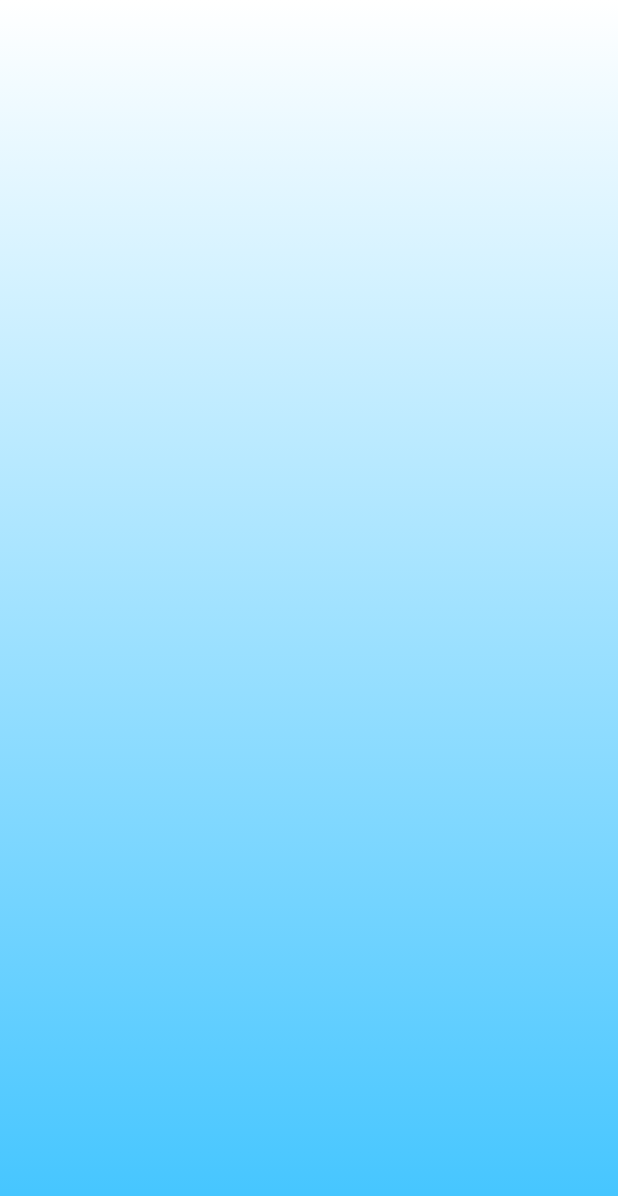
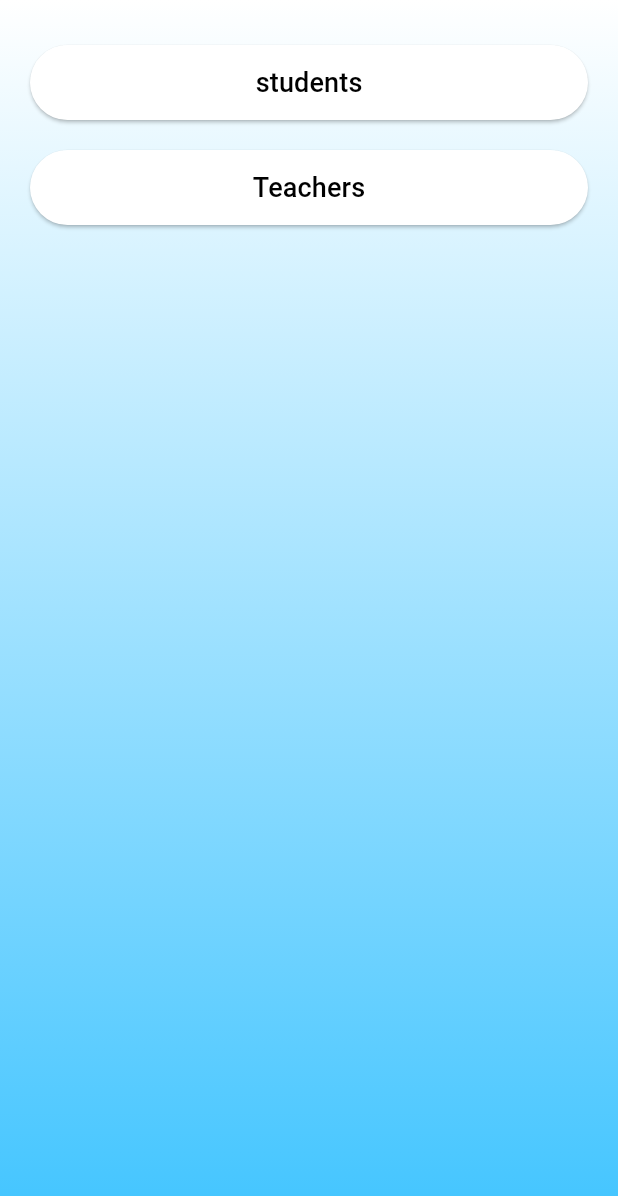
Before and after one commit to Tutorpus/Tutorpus-frontend, a Flutter app: the LoginMemSelcect screen opened directly, on a phone screen of 412 x 824 dp. Shown: the top 1196 px of the screen. Run offline on Flutter 3.47's test engine with Material 3 defaults, Android fonts, the phone set to English and light mode, and no system bars; our stand-ins replace flutter_svg.

Commit message:
login-function-keep,ui complete

```diff
--- a/lib/main.dart
+++ b/lib/main.dart
@@ -14,7 +14,7 @@ class MyApp extends StatelessWidget {
   Widget build(BuildContext context) {
     return const MaterialApp(
       debugShowCheckedModeBanner: false,
-      home: LoginMain(), // 여기만 const 유지
+      home: LoginMemSelcect(), // 여기만 const 유지
     );
   }
 }
--- a/lib/pages/login_mem_select.dart
+++ b/lib/pages/login_mem_select.dart
@@ -3,9 +3,13 @@ import 'package:flutter_svg/flutter_svg.dart';
 import 'package:tutorpus/theme/colors.dart';
 import 'package:http/http.dart' as http;
 import 'dart:convert';
+import 'package:tutorpus/utils/oval_button.dart';
 
 class LoginMemSelcect extends StatelessWidget {
   const LoginMemSelcect({super.key});
+
+  void statStu() {}
+  void statTch() {}
 
   @override
   Widget build(BuildContext context) {
@@ -23,17 +27,25 @@ class LoginMemSelcect extends StatelessWidget {
                 ],
               ),
             ),
-            child: const SingleChildScrollView(
+            child: SingleChildScrollView(
               child: Padding(
-                padding: EdgeInsets.all(20),
+                padding: const EdgeInsets.all(20),
                 child: Column(
                   mainAxisAlignment: MainAxisAlignment.center,
                   children: [
-                    SizedBox(
+                    const SizedBox(
                       width: 50,
-                    )
-              ,
-
+                    ),
+                    OvalButton(
+                        text: 'students',
+                        backgroundColor: Colors.white,
+                        textColor: Colors.black,
+                        onPressed: statStu),
+                    OvalButton(
+                        text: 'Teachers',
+                        backgroundColor: Colors.white,
+                        textColor: Colors.black,
+                        onPressed: statStu)
                   ],
                 ),
               ),
--- a/lib/utils/oval_button.dart.dart
+++ b/lib/utils/oval_button.dart
@@ -1,4 +1,5 @@
 import 'package:flutter/material.dart';
+export 'oval_button.dart';
 
 class OvalButton extends StatelessWidget {
   final String text;
```
Also changed, not shown: lib/pages/login_main.dart (+15 -31 lines), assets/icons/octo_only_icon.png (added).
